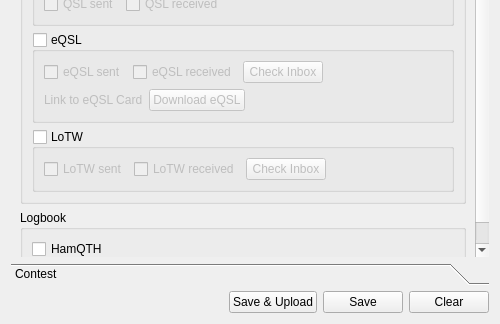
Qt form ui_files/DragonLog_QSOForm.ui (gitandy/DragonLog) before a commit; both pictures show x 0 to 500 and y 276 to 600 of the 500 by 600 pixel window.
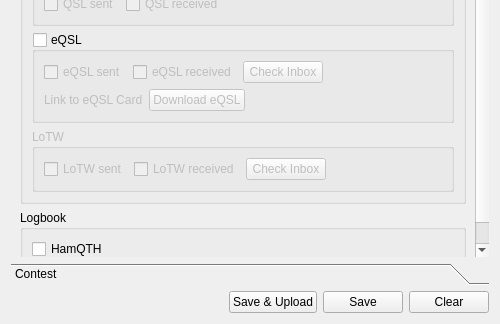
The same form after that commit. The open tabs and pages were chosen to show the change.

Commit message: Fixed disabled check inbox button for LoTW

```diff
--- a/ui_files/DragonLog_QSOForm.ui
+++ b/ui_files/DragonLog_QSOForm.ui
@@ -812,15 +812,12 @@
           </item>
           <item>
            <widget class="QGroupBox" name="lotwGroupBox">
+            <property name="enabled">
+             <bool>false</bool>
+            </property>
             <property name="title">
              <string>LoTW</string>
             </property>
-            <property name="checkable">
-             <bool>true</bool>
-            </property>
-            <property name="checked">
-             <bool>false</bool>
-            </property>
             <layout class="QHBoxLayout" name="horizontalLayout_13">
              <item>
               <widget class="QCheckBox" name="lotwSentCheckBox">
```
The commit also changes 4 other files.
